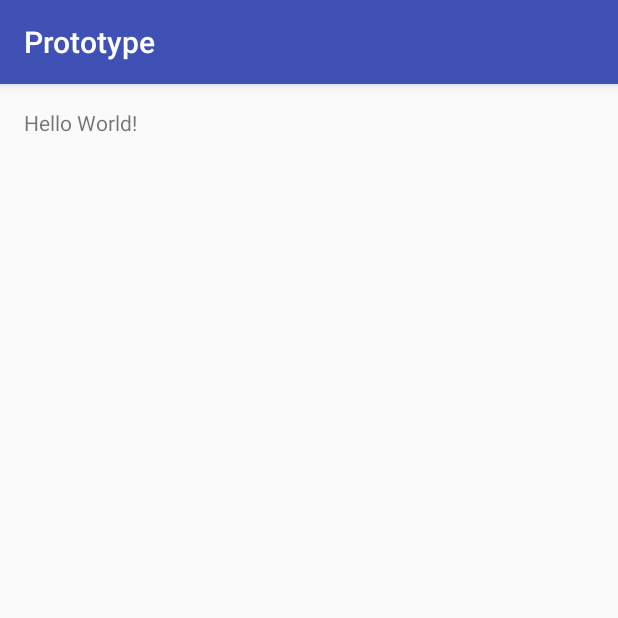
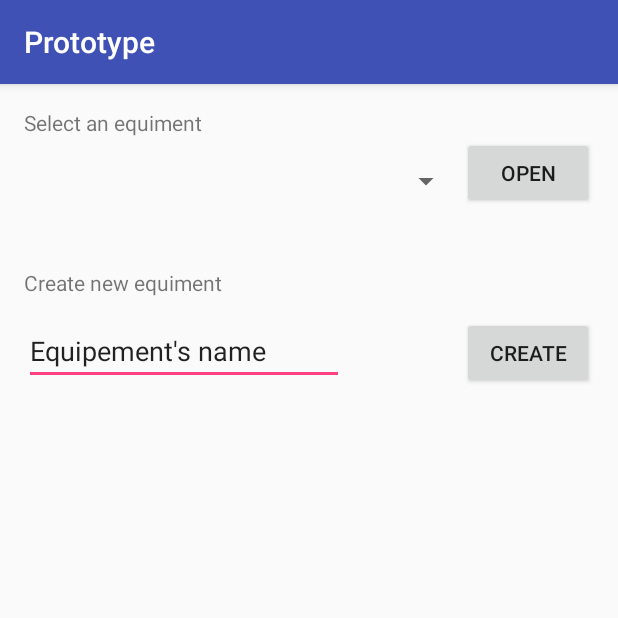
Before and after one commit to miguel-mzbi/APISWeightless, an Android app: the screen it shows after launch (MainActivity), on a phone screen of 412 x 824 dp, the top half of it. Run offline under Robolectric (Android 15) with nearby library versions, the phone set to English and light mode, and no system bars.

Commit message:
Prototipo Actividades Finalizadas

```diff
--- a/MyApplication/app/src/main/AndroidManifest.xml
+++ b/MyApplication/app/src/main/AndroidManifest.xml
@@ -15,6 +15,8 @@
                 <category android:name="android.intent.category.LAUNCHER" />
             </intent-filter>
         </activity>
+        <activity android:name=".CategoryActivity" />
+        <activity android:name=".InsideCategoryActivity"></activity>
     </application>
 
 </manifest>
--- a/MyApplication/app/src/main/res/layout/activity_main.xml
+++ b/MyApplication/app/src/main/res/layout/activity_main.xml
@@ -11,7 +11,56 @@
     tools:context="com.mobiledevices.miguel.prototype.MainActivity">
 
     <TextView
+        android:text="Select an equiment"
         android:layout_width="wrap_content"
         android:layout_height="wrap_content"
-        android:text="Hello World!" />
+        android:layout_alignParentTop="true"
+        android:layout_alignParentStart="true"
+        android:id="@+id/view1_main" />
+
+    <Spinner
+        android:layout_width="wrap_content"
+        android:layout_height="wrap_content"
+        android:layout_marginTop="17dp"
+        android:id="@+id/spinner_select_equipment"
+        android:layout_below="@+id/view1_main"
+        android:layout_alignParentStart="true"
+        android:layout_toStartOf="@+id/button_open_equiment" />
+
+    <TextView
+        android:text="Create new equiment"
+        android:layout_width="wrap_content"
+        android:layout_height="wrap_content"
+        android:layout_marginTop="39dp"
+        android:id="@+id/view2_main"
+        android:layout_below="@+id/button_open_equiment" />
+
+    <EditText
+        android:layout_width="wrap_content"
+        android:layout_height="wrap_content"
+        android:inputType="textPersonName"
+        android:text="Equipement's name"
+        android:ems="10"
+        android:id="@+id/editText"
+        android:layout_alignBaseline="@+id/button2"
+        android:layout_alignBottom="@+id/button2"
+        android:layout_alignParentStart="true" />
+
+    <Button
+        android:text="Create"
+        android:layout_width="wrap_content"
+        android:layout_height="wrap_content"
+        android:id="@+id/button2"
+        android:layout_marginTop="13dp"
+        android:layout_below="@+id/view2_main"
+        android:layout_alignStart="@+id/button_open_equiment" />
+
+    <Button
+        android:text="Open"
+        android:layout_width="wrap_content"
+        android:layout_height="wrap_content"
+        android:id="@+id/button_open_equiment"
+        android:layout_below="@+id/view1_main"
+        android:layout_alignParentEnd="true" />
+
 </RelativeLayout>
```
Also changed, not shown: MyApplication/app/src/main/java/com/mobiledevices/miguel/prototype/CategoryActivity.java (added, +13 -0 lines), MyApplication/app/src/main/java/com/mobiledevices/miguel/prototype/InsideCategoryActivity.java (added, +13 -0 lines), MyApplication/app/src/main/res/layout/activity_category.xml (added, +53 -0 lines), MyApplication/app/src/main/res/layout/activity_inside_category.xml (added, +45 -0 lines), MyApplication/app/src/main/res/drawable/graphics.png (added).
